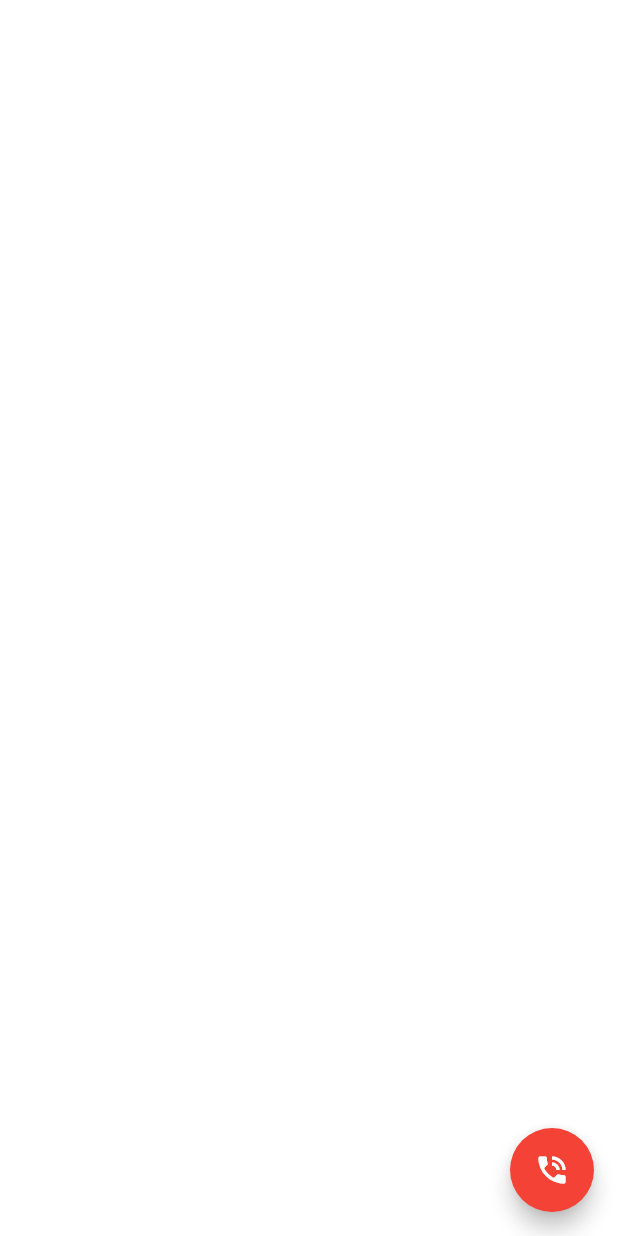
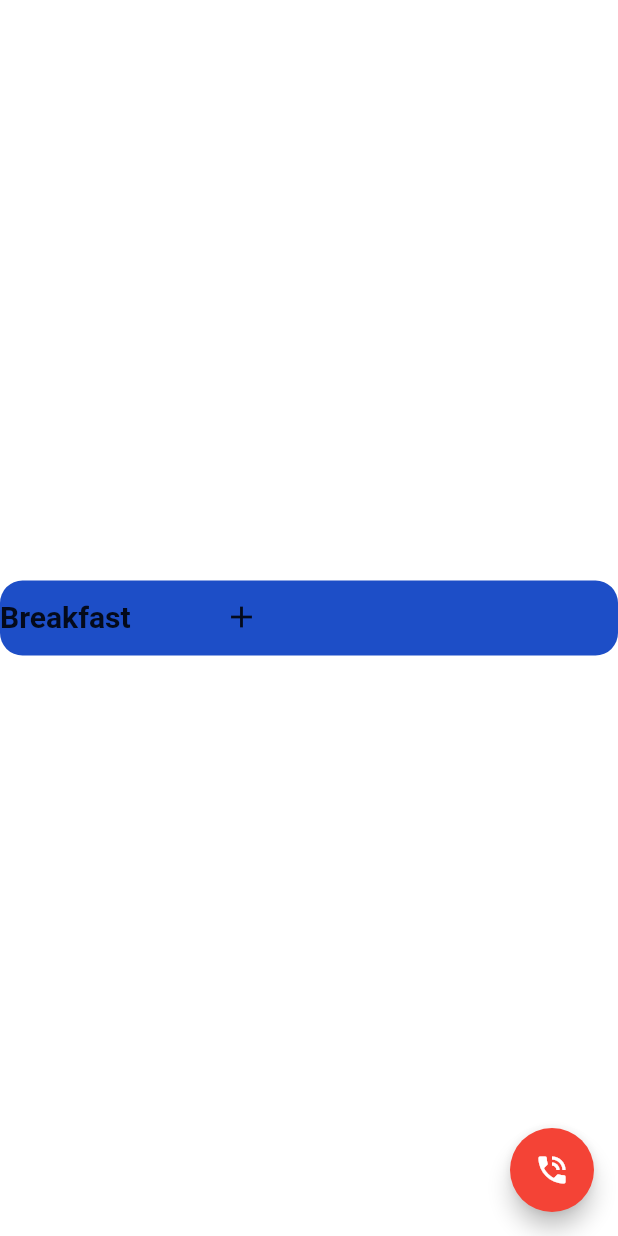
Before and after one commit to AadumKhor/HealthPal, a Flutter app: the screen it shows after launch, on a phone screen of 412 x 824 dp. Run offline on Flutter 3.47's test engine with Material 2 defaults, Android fonts, the phone set to English and light mode, and no system bars; missing offline and left inert: flutter_sparkline.

Commit message:
Thoda sa homescreen pr kaam

```diff
--- a/lib/Screens/homescreen.dart
+++ b/lib/Screens/homescreen.dart
@@ -25,6 +25,43 @@
 
     return Scaffold(
       backgroundColor: Colors.white,
+      body: Column(
+        mainAxisAlignment: MainAxisAlignment.center,
+        children: <Widget>[
+          AnimatedContainer(
+            decoration: BoxDecoration(
+                borderRadius: BorderRadius.circular(15), color: color),
+            duration: Duration(milliseconds: 100),
+            height: height,
+            child: Container(
+              child: Column(
+                children: <Widget>[
+                  Row(
+                    children: <Widget>[
+                      Text('Breakfast',
+                          style: TextStyle(
+                              fontWeight: FontWeight.bold, fontSize: 20)),
+                      SizedBox(width: 50),
+                      IconButton(
+                        icon: Icon(Icons.add),
+                        onPressed: () {
+                          color = Colors.indigo[300];
+                          height = 70;
+                          icon = Icon(Icons.arrow_downward);
+                          show = 0;
+                          setState(() {
+                            show = 1;
+                          });
+                        },
+                      ),
+                    ],
+                  ),
+                  content()
+                ],
+              ),
+            )),
+        ],
+      ),
       floatingActionButton:  new Column(
         mainAxisSize: MainAxisSize.min,
         children: new List.generate(icons.length, (int index) {
@@ -46,7 +83,15 @@
                 backgroundColor: backgroundColor,
                 mini: true,
                 child: new Icon(icons[index], color: foregroundColor),
-                onPressed: () {},
+                onPressed: () {
+                  if(index == 0){
+                    // launch(urlString); // call the doctor
+                  }
+                  else
+                  {
+                    // launch(urlString) // call ambulance
+                  }
+                },
               ),
             ),
           );
```
Also changed, not shown: pubspec.lock.
